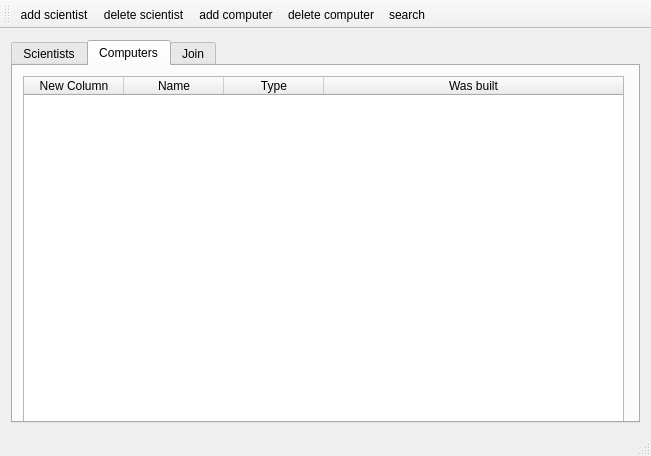
Qt form widgetVerkefniVika3/mainwindow.ui (tinnathuridur/vika3) before a commit.
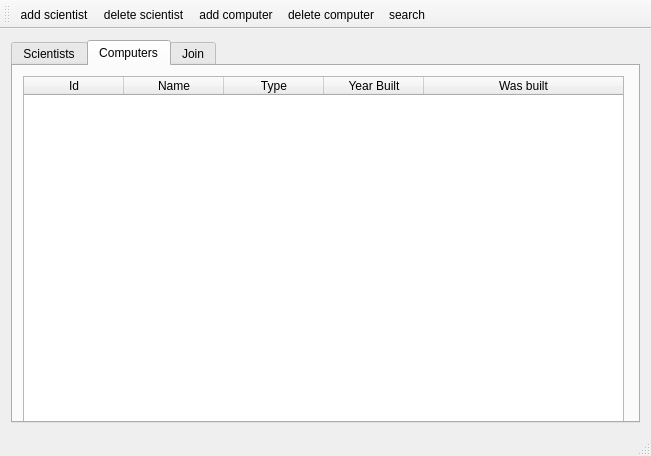
The same form after that commit. The open tabs and pages were chosen to show the change. Icons and pictures are not drawn.

Commit message: Löguðum dislpay á töflunum -tryggvi og Kolbrún

Patch:
```diff
--- a/widgetVerkefniVika3/mainwindow.ui
+++ b/widgetVerkefniVika3/mainwindow.ui
@@ -106,7 +106,7 @@
         </attribute>
         <column>
          <property name="text">
-          <string>New Column</string>
+          <string>Id</string>
          </property>
         </column>
         <column>
@@ -119,6 +119,11 @@
           <string>Type</string>
          </property>
         </column>
+        <column>
+         <property name="text">
+          <string>Year Built</string>
+         </property>
+        </column>
         <column>
          <property name="text">
           <string>Was built</string>
```
Left out of the diff: 7 changed lines with no effect on the pictures. The commit also changes 2 other files.
